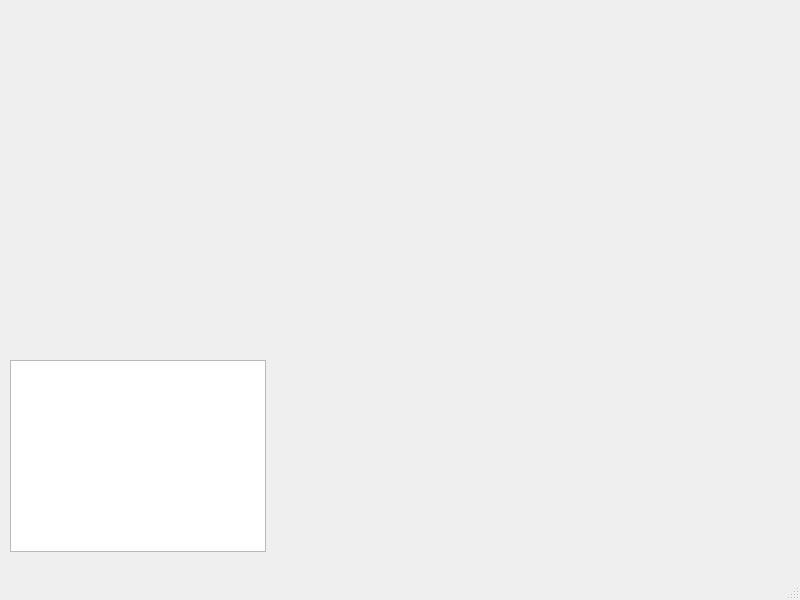
Before: the Qt Designer form mainwindow.ui in lorenzo-zurini/ShopMaster, drawn with Qt 5.
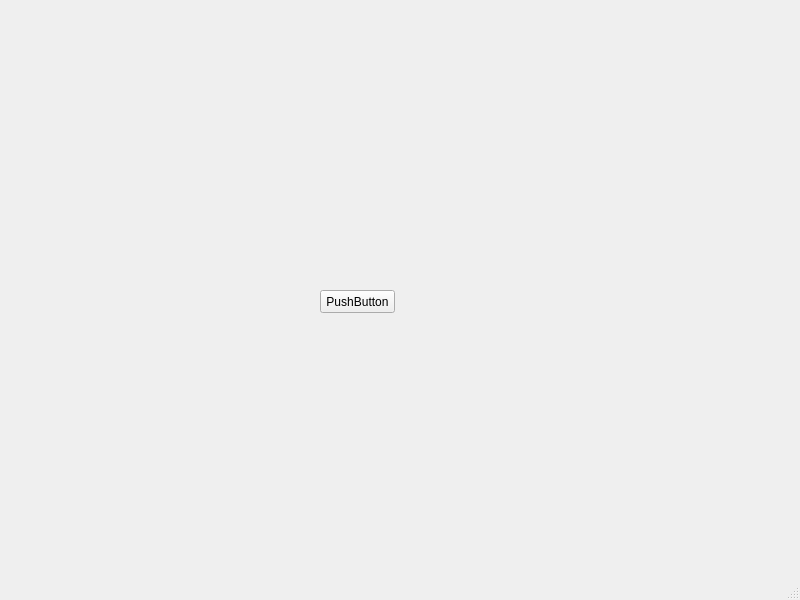
After: the same form once the commit is applied.

Commit message: Figured out multiple windows, Made the basic form for authentication.

What changed in the file:
```diff
--- a/mainwindow.ui
+++ b/mainwindow.ui
@@ -14,15 +14,18 @@
    <string>MainWindow</string>
   </property>
   <widget class="QWidget" name="centralwidget">
-   <widget class="QTableView" name="tableView">
+   <widget class="QPushButton" name="pushButton">
     <property name="geometry">
      <rect>
-      <x>10</x>
-      <y>360</y>
-      <width>256</width>
-      <height>192</height>
+      <x>320</x>
+      <y>290</y>
+      <width>75</width>
+      <height>23</height>
      </rect>
     </property>
+    <property name="text">
+     <string>PushButton</string>
+    </property>
    </widget>
   </widget>
   <widget class="QMenuBar" name="menubar">
```
The commit also changes 6 other files.
